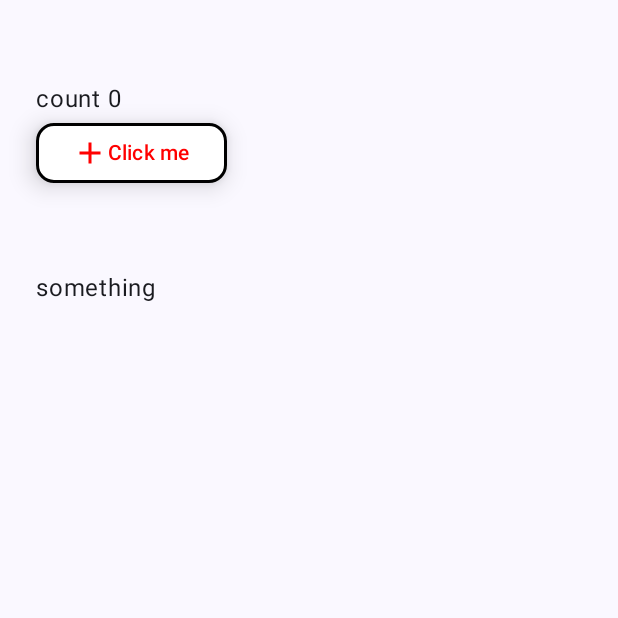
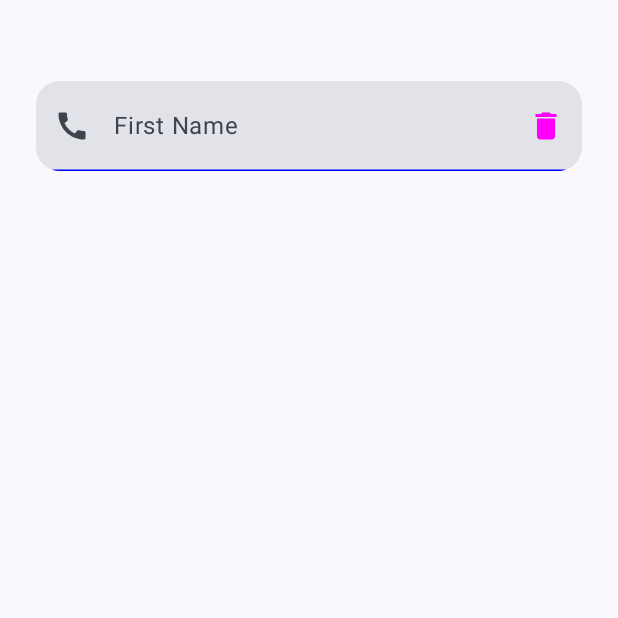
Before and after one commit to datle142/Tired, an Android app built with Jetpack Compose: the screen it shows after launch (MainActivity), on a phone screen of 412 x 824 dp, the top half of it. Run offline under Robolectric (Android 15) with nearby library versions, the phone set to English and light mode, and no system bars; pictures from the network do not load.

```diff
--- a/compose/app/src/main/java/com/example/myapplication/MainActivity.kt
+++ b/compose/app/src/main/java/com/example/myapplication/MainActivity.kt
@@ -1,5 +1,10 @@
 package com.example.myapplication
 
+import androidx.compose.ui.platform.LocalSoftwareKeyboardController
+import androidx.compose.runtime.setValue
+import androidx.compose.ui.semantics.Role
+import androidx.compose.material3.RadioButtonDefaults
+import androidx.compose.runtime.getValue
 import androidx.compose.foundation.gestures.detectTapGestures
 import androidx.compose.foundation.shape.RoundedCornerShape
 import androidx.compose.material.icons.Icons
@@ -14,6 +19,7 @@ import androidx.activity.enableEdgeToEdge
 import androidx.compose.foundation.BorderStroke
 import androidx.compose.foundation.Image
 import androidx.compose.foundation.border
+import androidx.compose.foundation.horizontalScroll
 import androidx.compose.foundation.layout.Column
 import androidx.compose.foundation.layout.Row
 import androidx.compose.foundation.layout.Spacer
@@ -23,7 +29,10 @@ import androidx.compose.foundation.layout.height
 import androidx.compose.foundation.layout.padding
 import androidx.compose.foundation.layout.size
 import androidx.compose.foundation.rememberScrollState
+import androidx.compose.foundation.selection.selectable
 import androidx.compose.foundation.shape.CircleShape
+import androidx.compose.foundation.text.KeyboardActions
+import androidx.compose.foundation.text.KeyboardOptions
 import androidx.compose.foundation.verticalScroll
 import androidx.compose.material3.Button
 import androidx.compose.material3.ButtonDefaults
@@ -56,11 +65,21 @@ import androidx.compose.ui.unit.sp
 import coil.compose.AsyncImage
 import coil.compose.rememberAsyncImagePainter
 import androidx.compose.material.icons.Icons.Default
+import androidx.compose.material.icons.filled.Call
+import androidx.compose.material.icons.filled.Delete
+import androidx.compose.material.icons.filled.Person
+import androidx.compose.material.icons.filled.Search
+import androidx.compose.material3.Checkbox
+import androidx.compose.material3.IconButton
+import androidx.compose.material3.RadioButton
 import androidx.compose.material3.Shapes
+import androidx.compose.material3.TextField
+import androidx.compose.material3.TextFieldDefaults
 import androidx.compose.runtime.mutableStateOf
 import androidx.compose.runtime.remember
 import androidx.compose.ui.input.pointer.pointerInput
-
+import androidx.compose.ui.text.input.ImeAction
+import androidx.compose.ui.text.input.KeyboardType
 
 class MainActivity : ComponentActivity() {
     override fun onCreate(savedInstanceState: Bundle?) {
@@ -94,24 +113,14 @@ fun Greeting(modifier: Modifier = Modifier) {
 }
 
 @Composable
-fun HomeScreen(){
-    Column (modifier = Modifier.padding(24.dp).verticalScroll(rememberScrollState())){
-        Spacer(modifier = Modifier.height(30.dp))
-        Btn()
-        Spacer(modifier = Modifier.height(30.dp))
-        clickMe()
-
-    }
-}
-@Composable
-fun MultipStyleText(){
+fun MultipStyleText() {
     Text(
         text = buildAnnotatedString {
-            withStyle(style = SpanStyle(color = Color.Magenta)){
+            withStyle(style = SpanStyle(color = Color.Magenta)) {
                 append("H")
             }
             append("ello")
-            withStyle(style = SpanStyle(color = Color.Red)){
+            withStyle(style = SpanStyle(color = Color.Red)) {
                 append("F")
             }
             append("rank")
@@ -120,9 +129,10 @@ fun MultipStyleText(){
 }
 
 @Composable
-fun ImgCompose(contentScale: ContentScale){
-    Image(painterResource(id = R.drawable.school_of_fish_vortex),
-        contentDescription =("swarm"),
+fun ImgCompose(contentScale: ContentScale) {
+    Image(
+        painterResource(id = R.drawable.school_of_fish_vortex),
+        contentDescription = ("swarm"),
         contentScale = contentScale,
 //        modifier = Modifier.height(200.dp)
     )
@@ -138,14 +148,18 @@ fun ImgURL() {
 }
 
 @Composable
-fun AvatarCricl(){
+fun AvatarCricl() {
     Surface(
-        modifier = Modifier.border(
+        modifier = Modifier
+            .border(
                 BorderStroke(2.dp, Color.Magenta),
-            shape = CircleShape).clip(CircleShape)
+                shape = CircleShape
+            )
+            .clip(CircleShape)
     )
     {
-        Image(painterResource(id = R.drawable.hunter_killer),
+        Image(
+            painterResource(id = R.drawable.hunter_killer),
             contentDescription = null,
             contentScale = ContentScale.Crop,
 
@@ -154,16 +168,18 @@ fun AvatarCricl(){
 }
 
 @Composable
-fun Btn(){
+fun Btn() {
     val count = remember { mutableStateOf(0) }
     Column() {
         Text("count ${count.value}")
-        Button(onClick = { count.value++},
+        Button(
+            onClick = { count.value++ },
             colors = ButtonDefaults.buttonColors(
                 containerColor = Color.White,
                 contentColor = Color.Red,
                 disabledContainerColor = Color.Gray,
-                disabledContentColor = Color.White),
+                disabledContentColor = Color.White
+            ),
             enabled = true,
             shape = RoundedCornerShape(12.dp),
             border = BorderStroke(2.dp, Color.Black),
@@ -180,11 +196,11 @@ fun Btn(){
 }
 
 @Composable
-fun clickMe(){
+fun clickMe() {
     val ContentText = remember { mutableStateOf("") }
     Column {
         Text(ContentText.value)
-        Text("something", modifier = Modifier.pointerInput(Unit){
+        Text("something", modifier = Modifier.pointerInput(Unit) {
             detectTapGestures(
                 onDoubleTap = {
                     ContentText.value = "double tap"
@@ -203,6 +219,94 @@ fun clickMe(){
     }
 }
 
+@Composable
+fun RDObtn(title: String) {
+    var isSelected by remember { mutableStateOf(false) }
+    Row(
+        modifier = Modifier.selectable(
+            selected = isSelected,
+            onClick = { isSelected = !isSelected },
+            role = Role.RadioButton
+        )
+    ) {
+        RadioButton(
+            selected = isSelected, onClick = null, colors = RadioButtonDefaults.colors(
+                selectedColor = Color.Red,
+                unselectedColor = Color.Blue,
+                disabledSelectedColor = Color.Green
+            )
+        )
+        Text(text = title)
+    }
+}
+
+@Composable
+fun checkBOX() {
+    var isChecked by remember { mutableStateOf(false) }
+    Checkbox(checked = isChecked, onCheckedChange = { isChecked = it })
+}
+
+@Composable
+fun textfield() {
+    var firstName by remember { mutableStateOf("") }
+    val keyboardController = LocalSoftwareKeyboardController.current
+    TextField(
+        value = firstName, onValueChange = { newText ->
+            firstName = newText
+        }, label = { Text(text = "First Name") },
+        textStyle = TextStyle(color = Color.Red, fontSize = 24.sp),
+        placeholder = { Text(text = "Enter your first name") },
+        leadingIcon = {
+            Icon(
+                Icons.Default.Call,
+                contentDescription = "Call Icon"
+            )
+        },
+        trailingIcon = {
+            IconButton(onClick = { firstName = "" }) {
+                Icon(
+                    Icons.Default.Delete,
+                    contentDescription = "Person Icon",
+                    tint = Color.Magenta
+                )
+            }
+
+        },
+        colors = TextFieldDefaults.colors(
+            focusedIndicatorColor = Color.Yellow,
+            unfocusedIndicatorColor = Color.Blue,
+
+            ),
+        singleLine = true,
+        modifier = Modifier
+            .fillMaxWidth()
+            .horizontalScroll(rememberScrollState()),
+        shape = RoundedCornerShape(16.dp),
+        keyboardOptions = KeyboardOptions(
+            imeAction = ImeAction.Done,
+            keyboardType = KeyboardType.Phone
+        ),
+        keyboardActions = KeyboardActions(
+            onDone = {keyboardController?.hide()}
+        )
+    )
+
+
+}
+
+
+@Composable
+fun HomeScreen() {
+    Column(
+        modifier = Modifier
+            .padding(24.dp)
+            .verticalScroll(rememberScrollState())
+    ) {
+        Spacer(modifier = Modifier.height(30.dp))
+        textfield()
+    }
+}
+
 @Preview(showBackground = true, showSystemUi = true)
 @Composable
 fun GreetingPreview() {
```
Lines whose indentation alone changed are shown as unchanged.
